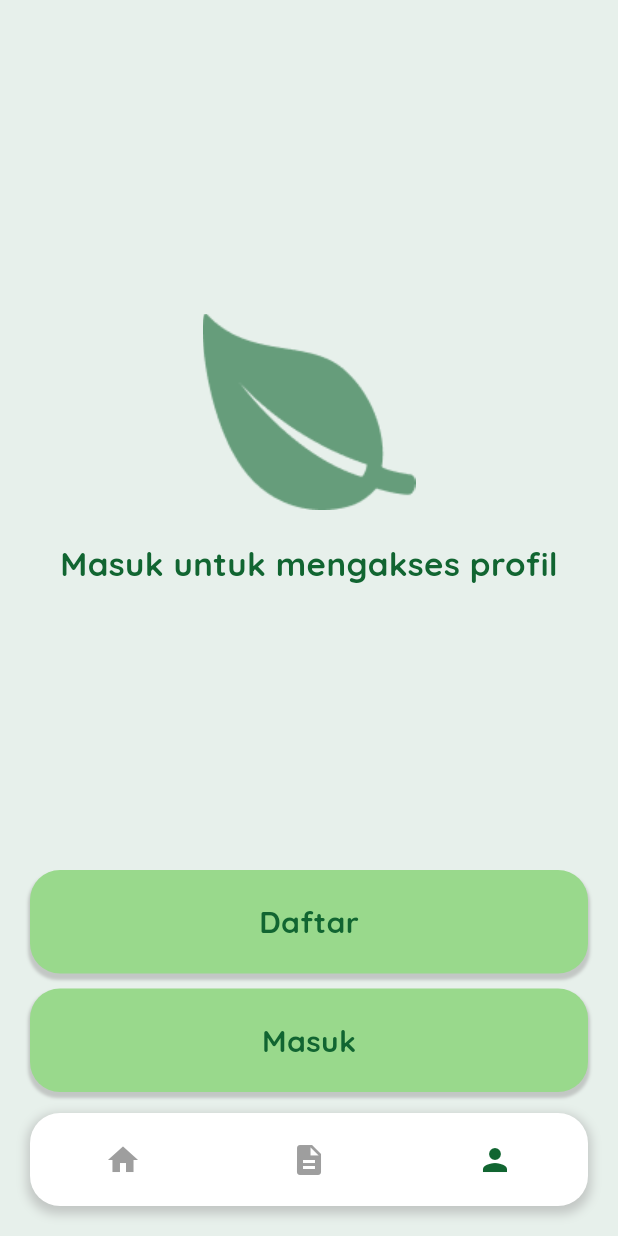
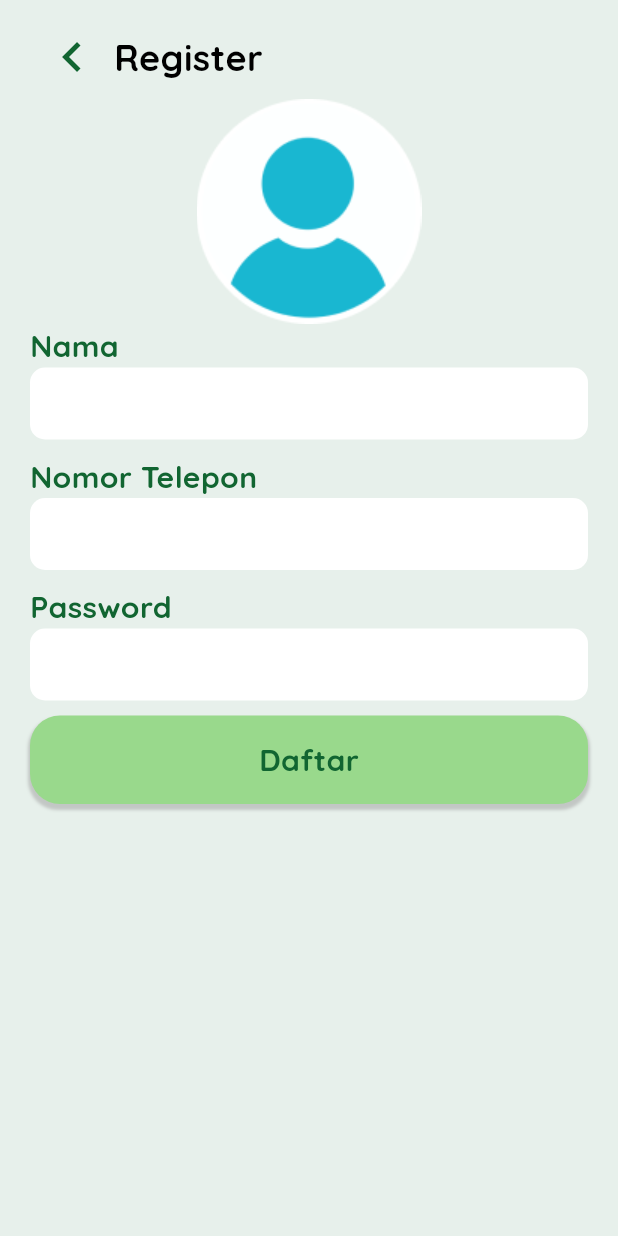
Before and after one commit to FieryInferno/aplikasi_pendeteksi_penyakit_tanaman, a Flutter app: the screen it shows after launch, item 3 of the bottom bar chosen, after a tap on "Daftar", on a phone screen of 412 x 824 dp. Run offline on Flutter 3.47's test engine with Material 2 defaults, Android fonts, the phone set to English and light mode, and no system bars; our stand-ins replace image_picker.

Commit message:
Register page

```diff
--- a/lib/components/click_widget.dart
+++ b/lib/components/click_widget.dart
@@ -1,4 +1,5 @@
 import 'package:flutter/material.dart';
+import '../helpers.dart';
 
 class ClickWidget extends StatelessWidget {
   final Widget child;
@@ -10,12 +11,7 @@ class ClickWidget extends StatelessWidget {
   @override
   Widget build(BuildContext context) {
     return InkWell(
-      onTap: () => Navigator.push(
-        context,
-        MaterialPageRoute(
-          builder: (context) => destination,
-        ),
-      ),
+      onTap: () => Helpers().redirectPage(context, destination),
       child: child,
     );
   }
--- /dev/null
+++ b/lib/components/input_widget.dart
@@ -0,0 +1,39 @@
+import 'package:flutter/material.dart';
+import 'text_widget.dart';
+
+class InputWidget extends StatelessWidget {
+  final String label;
+  final bool? password;
+
+  const InputWidget({super.key, required this.label, this.password});
+
+  @override
+  Widget build(BuildContext context) {
+    return Column(
+      crossAxisAlignment: CrossAxisAlignment.start,
+      children: [
+        TextWidget(
+          label,
+          color: const Color(0xFF116531),
+          size: 20,
+          weight: FontWeight.bold,
+        ),
+        Container(
+          padding: const EdgeInsets.symmetric(horizontal: 10),
+          decoration: BoxDecoration(
+            borderRadius: BorderRadius.circular(10),
+            color: Colors.white,
+          ),
+          child: TextFormField(
+            obscureText: password ?? false,
+            style: const TextStyle(color: Color(0xFF116531)),
+            cursorColor: const Color(0xFF116531),
+            decoration: const InputDecoration(
+              border: InputBorder.none,
+            ),
+          ),
+        ),
+      ],
+    );
+  }
+}
--- a/lib/components/menu_button.dart
+++ b/lib/components/menu_button.dart
@@ -1,6 +1,7 @@
 import 'package:flutter/material.dart';
 import 'package:provider/provider.dart';
 import '../menu_model.dart';
+import '../helpers.dart';
 
 class MenuButton extends StatelessWidget {
   final String menu;
@@ -21,10 +22,7 @@ class MenuButton extends StatelessWidget {
         return IconButton(
           onPressed: () {
             Provider.of<MenuModel>(context, listen: false).setMenu(menu);
-            Navigator.push(
-              context,
-              MaterialPageRoute(builder: (context) => destination),
-            );
+            Helpers().redirectPage(context, destination);
           },
           icon: Icon(
             icon,
--- a/lib/components/primary_button.dart
+++ b/lib/components/primary_button.dart
@@ -15,7 +15,7 @@ class PrimaryButton extends StatelessWidget {
           Expanded(
             child: Container(
               padding: const EdgeInsets.symmetric(
-                vertical: 20,
+                vertical: 15,
                 horizontal: 100,
               ),
               decoration: BoxDecoration(
--- a/lib/helpers.dart
+++ b/lib/helpers.dart
@@ -20,4 +20,11 @@ class Helpers {
   Future getImageByGaleri() async {
     final pickedFile = await picker.pickImage(source: ImageSource.gallery);
   }
+
+  void redirectPage(context, Widget destination) {
+    Navigator.push(
+      context,
+      MaterialPageRoute(builder: (context) => destination),
+    );
+  }
 }
--- a/lib/pages/auth_view.dart
+++ b/lib/pages/auth_view.dart
@@ -1,5 +1,7 @@
 import 'package:aplikasi_pendeteksi_penyakit_tanaman/components/primary_button.dart';
 import 'package:flutter/material.dart';
+import '../helpers.dart';
+import '../pages/register.dart';
 import '../components/menu.dart';
 import '../components/text_widget.dart';
 
@@ -48,7 +50,9 @@ class AuthView extends StatelessWidget {
                       Expanded(
                         flex: 2,
                         child: Column(children: [
-                          PrimaryButton('Daftar', onTap: () {}),
+                          PrimaryButton('Daftar',
+                              onTap: () => Helpers()
+                                  .redirectPage(context, const Register())),
                           const SizedBox(height: 10),
                           PrimaryButton('Masuk', onTap: () {}),
                         ]),
--- a/lib/pages/home.dart
+++ b/lib/pages/home.dart
@@ -139,12 +139,8 @@ class Home extends StatelessWidget {
                             fontFamily: 'Quicksand',
                           ),
                         ),
-                        onPressed: () {
-                          Navigator.push(
-                              context,
-                              MaterialPageRoute(
-                                  builder: (context) => RiwayatList()));
-                        },
+                        onPressed: () =>
+                            Helpers().redirectPage(context, RiwayatList()),
                       ),
                     ],
                   ),
--- /dev/null
+++ b/lib/pages/register.dart
@@ -0,0 +1,49 @@
+import 'package:flutter/material.dart';
+import '../components/title_widget.dart';
+import '../components/input_widget.dart';
+import '../components/primary_button.dart';
+
+class Register extends StatelessWidget {
+  const Register({super.key});
+
+  @override
+  Widget build(BuildContext context) {
+    return Scaffold(
+      body: SafeArea(
+        child: Container(
+          color: const Color(0xFFE7F0EB),
+          padding: const EdgeInsets.symmetric(
+            vertical: 10,
+            horizontal: 20,
+          ),
+          child: Column(
+            crossAxisAlignment: CrossAxisAlignment.start,
+            children: [
+              Row(
+                children: [
+                  IconButton(
+                    onPressed: () => Navigator.pop(context),
+                    icon: const Icon(
+                      Icons.keyboard_arrow_left,
+                      size: 40,
+                      color: Color(0xFF116531),
+                    ),
+                  ),
+                  const TitleWidget(title: 'Register'),
+                ],
+              ),
+              Center(child: Image.asset('assets/images/user.png')),
+              const InputWidget(label: 'Nama'),
+              const SizedBox(height: 10),
+              const InputWidget(label: 'Nomor Telepon'),
+              const SizedBox(height: 10),
+              const InputWidget(label: 'Password', password: true),
+              const SizedBox(height: 10),
+              PrimaryButton('Daftar', onTap: () {}),
+            ],
+          ),
+        ),
+      ),
+    );
+  }
+}
--- a/pubspec.yaml
+++ b/pubspec.yaml
@@ -66,6 +66,7 @@ flutter:
     - assets/images/logo.png
     - assets/images/large-logo.png
     - assets/images/scan.png
+    - assets/images/user.png
     - assets/images/penyakit-1.png
     - assets/images/penyakit-2.png
     - assets/images/penyakit-3.png
```
Also changed, not shown: assets/images/user.png (added).
